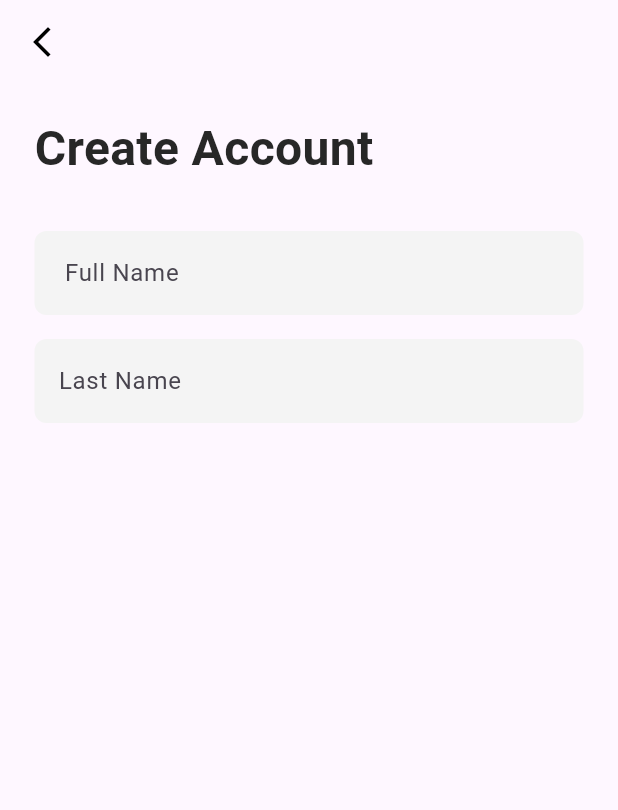
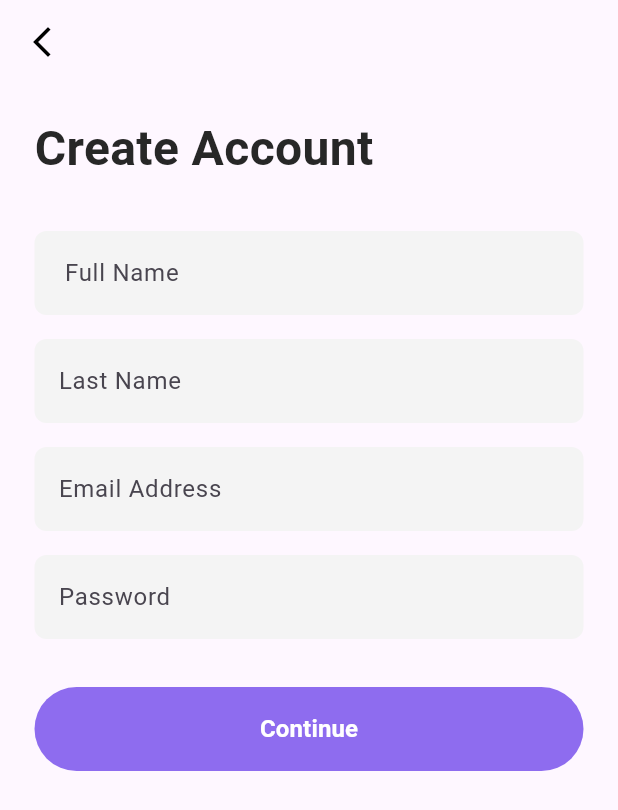
Before and after one commit to Dialawilson/clot, a Flutter app: the screen it shows after launch, on a phone screen of 412 x 824 dp. Shown: the top 810 px of the screen. Run offline on Flutter 3.47's test engine with Material 3 defaults, Android fonts, the phone set to English and light mode, and no system bars; our stand-ins replace flutter_svg.

Commit message:
btn as awidget

```diff
--- a/lib/screens/Register/Register.dart
+++ b/lib/screens/Register/Register.dart
@@ -2,6 +2,7 @@ import 'package:clot/screens/login/login.dart';
 import 'package:clot/widgets/ctm_textfield.dart';
 import 'package:flutter/material.dart';
 import 'package:clot/constants/AppColor.dart';
+import 'package:clot/widgets/btn.dart';
 
 class Register extends StatefulWidget {
   @override
@@ -45,7 +46,21 @@ class _RegisterState extends State<Register> {
               ),
               SizedBox(height: 16),
               CtmTextField(hint: 'Last Name', controller: TextEditingController()),
-              // Additional registration fields and buttons go here
+
+              SizedBox(height: 16,),
+
+              CtmTextField(hint: 'Email Address', controller: TextEditingController()),
+
+              SizedBox(height: 16,),
+
+              CtmTextField(hint: 'Password', controller: TextEditingController()),
+              SizedBox(height: 32,),
+              Btn(
+                onPressed: () {},
+                text: 'Continue',
+              ),
+              SizedBox(height: 16,),
+
             ],
           ),
         ),
--- /dev/null
+++ b/lib/widgets/btn.dart
@@ -0,0 +1,40 @@
+import 'package:clot/constants/AppColor.dart';
+import 'package:flutter/material.dart';
+
+class Btn extends StatelessWidget {
+  final VoidCallback onPressed;
+  final String text;
+
+  const Btn({
+    super.key,
+    required this.onPressed,
+    required this.text,
+  });
+
+  @override
+  Widget build(BuildContext context) {
+    return SizedBox(
+      width: double.infinity,
+      height: 56,
+      child: ElevatedButton(
+        onPressed: onPressed,
+        style: ElevatedButton.styleFrom(
+          backgroundColor: AppColor.btnBackgroundColor,
+          foregroundColor: Colors.white,
+          shape: RoundedRectangleBorder(
+            borderRadius: BorderRadius.circular(30),
+          ),
+          elevation: 0,
+        ),
+        // FIXED: Added 'style:' parameter and corrected parentheses
+        child: Text(
+          text,
+          style: const TextStyle(
+            fontSize: 16,
+            fontWeight: FontWeight.w600,
+          ),
+        ),
+      ),
+    );
+  }
+}
```
